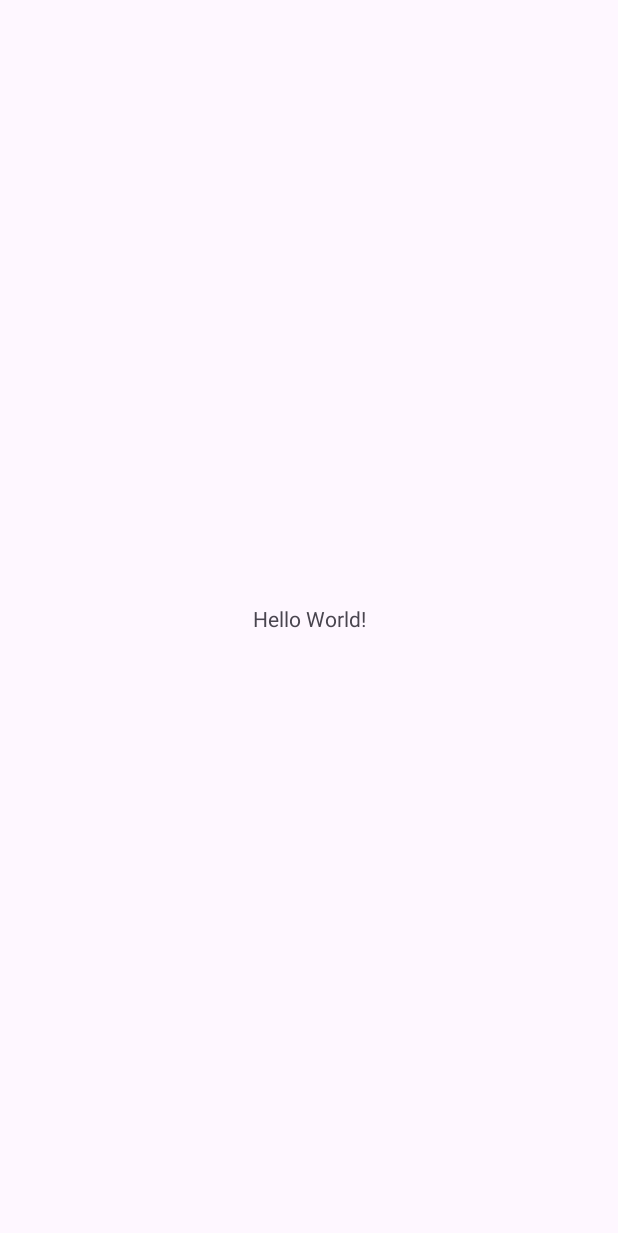
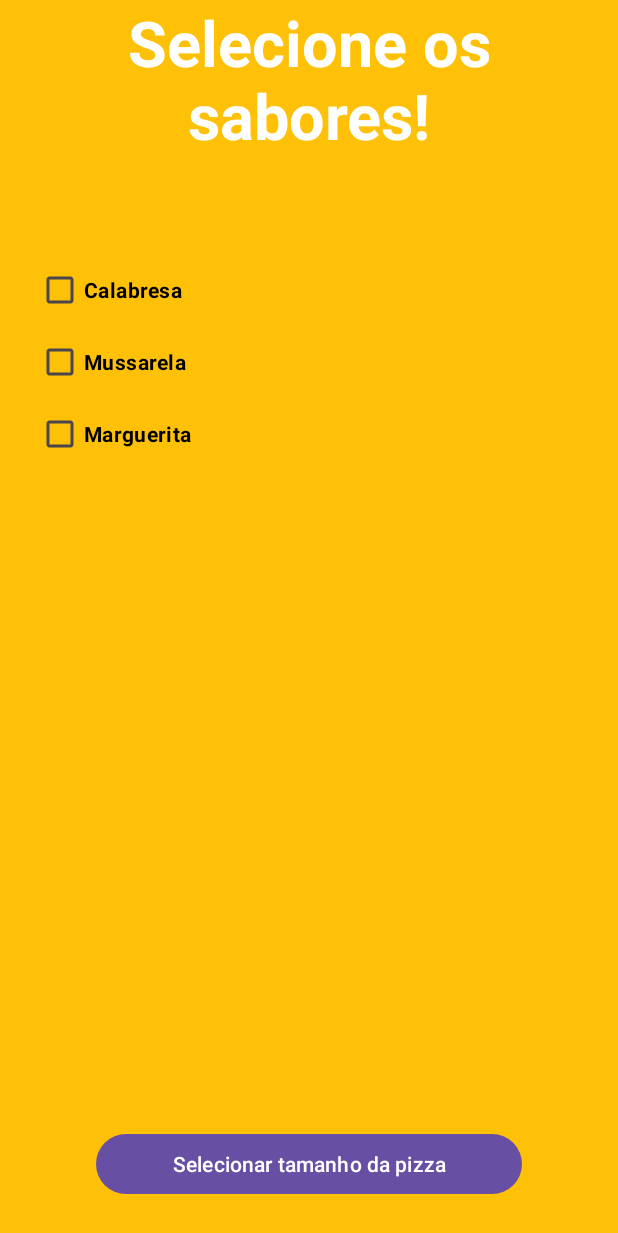
Before and after one commit to joaovictorheitz/UNICSUL-Mobile-Atividade-01, an Android app: the screen it shows after launch (PizzaTasteActivity), on a phone screen of 412 x 824 dp. Before the commit the part shown is almost empty. Shown: the top 1233 px of the screen. Run offline under Robolectric (Android 15) with nearby library versions, the light colour scheme and no system bars.

Commit message:
questao05: adding pizza taste activity layout

```diff
--- a/Questao05/app/src/main/res/layout/pizza_taste_activity.xml
+++ b/Questao05/app/src/main/res/layout/pizza_taste_activity.xml
@@ -5,15 +5,73 @@
     android:id="@+id/main"
     android:layout_width="match_parent"
     android:layout_height="match_parent"
+    android:background="#FFC107"
     tools:context=".PizzaTasteActivity">
 
+    <CheckBox
+        android:id="@+id/calabresaCheckBox"
+        android:layout_width="0dp"
+        android:layout_height="wrap_content"
+        android:layout_marginStart="24dp"
+        android:layout_marginTop="64dp"
+        android:layout_marginEnd="24dp"
+        android:text="Calabresa"
+        android:textColor="@color/black"
+        android:textStyle="bold"
+        app:layout_constraintEnd_toEndOf="parent"
+        app:layout_constraintStart_toStartOf="parent"
+        app:layout_constraintTop_toBottomOf="@+id/textView" />
+
+    <CheckBox
+        android:id="@+id/mussarelaCheckBox"
+        android:layout_width="0dp"
+        android:layout_height="wrap_content"
+        android:layout_marginStart="24dp"
+        android:layout_marginEnd="24dp"
+        android:text="Mussarela"
+        android:textColor="@color/black"
+        android:textStyle="bold"
+        app:layout_constraintEnd_toEndOf="parent"
+        app:layout_constraintHorizontal_bias="0.537"
+        app:layout_constraintStart_toStartOf="parent"
+        app:layout_constraintTop_toBottomOf="@+id/calabresaCheckBox" />
+
+    <CheckBox
+        android:id="@+id/margueritaCheckBox"
+        android:layout_width="0dp"
+        android:layout_height="wrap_content"
+        android:layout_marginStart="24dp"
+        android:layout_marginEnd="24dp"
+        android:text="Marguerita"
+        android:textColor="@color/black"
+        android:textStyle="bold"
+        app:layout_constraintEnd_toEndOf="parent"
+        app:layout_constraintHorizontal_bias="0.0"
+        app:layout_constraintStart_toStartOf="parent"
+        app:layout_constraintTop_toBottomOf="@+id/mussarelaCheckBox" />
+
     <TextView
+        android:id="@+id/textView"
         android:layout_width="wrap_content"
         android:layout_height="wrap_content"
-        android:text="Hello World!"
-        app:layout_constraintBottom_toBottomOf="parent"
+        android:text="Selecione os sabores!"
+        android:textSize="42dp"
+        android:textStyle="bold"
+        android:textAlignment="center"
+        android:textColor="@color/white"
         app:layout_constraintEnd_toEndOf="parent"
         app:layout_constraintStart_toStartOf="parent"
         app:layout_constraintTop_toTopOf="parent" />
 
+    <Button
+        android:id="@+id/selectPizzaSizeButton"
+        android:layout_width="0dp"
+        android:layout_height="wrap_content"
+        android:layout_marginStart="64dp"
+        android:layout_marginEnd="64dp"
+        android:layout_marginBottom="24dp"
+        android:text="Selecionar tamanho da pizza"
+        app:layout_constraintBottom_toBottomOf="parent"
+        app:layout_constraintEnd_toEndOf="parent"
+        app:layout_constraintStart_toStartOf="parent" />
 </androidx.constraintlayout.widget.ConstraintLayout>
```
